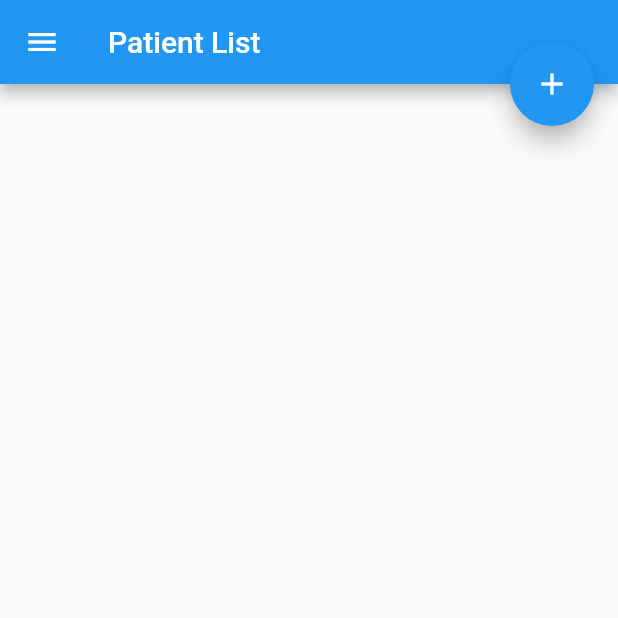
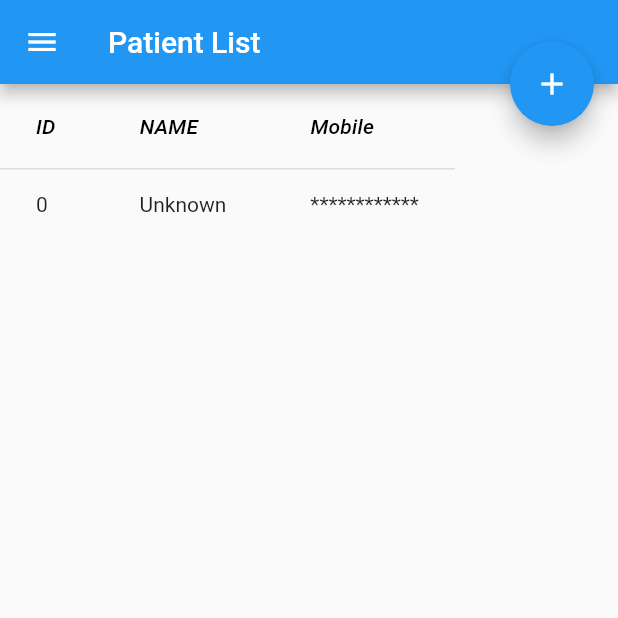
Before and after one commit to Mdshaffat/Dot_plus_Flutter, a Flutter app: the screen it shows after launch, on a phone screen of 412 x 824 dp, the top half of it. Run offline on Flutter 3.47's test engine with Material 2 defaults, Android fonts, the phone set to English and light mode, and no system bars; our stand-ins replace google_fonts, shared_preferences; network calls fail.

Commit message:
PatientList Added

```diff
--- a/lib/Models/patient.dart
+++ b/lib/Models/patient.dart
@@ -0,0 +1,177 @@
+import 'dart:convert';
+
+Paginations paginationsFromJson(String str) =>
+    Paginations.fromJson(json.decode(str));
+
+String paginationsToJson(Paginations data) => json.encode(data.toJson());
+
+class Paginations {
+  Paginations({
+    required this.pageIndex,
+    required this.pageSize,
+    required this.count,
+    required this.data,
+  });
+
+  int pageIndex;
+  int pageSize;
+  int count;
+  List<Patient> data;
+
+  factory Paginations.fromJson(Map<String, dynamic> json) => Paginations(
+        pageIndex: json["pageIndex"],
+        pageSize: json["pageSize"],
+        count: json["count"],
+
+        data: List<Patient>.from(json["data"].map((x) => Patient.fromJson(x))),
+        // data: List<List<Patient>>.from(json["data"]
+        //     .map((x) => List<Patient>.from(x.map((x) => Patient.fromJson(x))))),
+      );
+
+  Map<String, dynamic> toJson() => {
+        "pageIndex": pageIndex,
+        "pageSize": pageSize,
+        "count": count,
+        "data": List<dynamic>.from(data.map((x) => x.toJson())),
+      };
+}
+
+class Patient {
+  Patient({
+    required this.id,
+    required this.hospitalId,
+    required this.hospitalName,
+    required this.firstName,
+    required this.lastName,
+    required this.doB,
+    required this.mobileNumber,
+    required this.gender,
+    required this.maritalStatus,
+    required this.primaryMember,
+    required this.membershipRegistrationNumber,
+    required this.address,
+    required this.divisionId,
+    required this.division,
+    required this.upazilaId,
+    required this.upazila,
+    required this.districtId,
+    required this.district,
+    required this.nid,
+    required this.bloodGroup,
+    required this.branchId,
+    required this.branchName,
+    required this.isActive,
+    required this.note,
+    required this.covidvaccine,
+    required this.vaccineBrand,
+    required this.vaccineDose,
+    required this.createdOn,
+    required this.createdBy,
+    required this.updatedOn,
+    required this.updatedBy,
+    required this.userName,
+  });
+
+  int id;
+  int? hospitalId;
+  String? hospitalName;
+  String? firstName;
+  String? lastName;
+  DateTime? doB;
+  String? mobileNumber;
+  String? gender;
+  String? maritalStatus;
+  bool? primaryMember;
+  String? membershipRegistrationNumber;
+  String? address;
+  int? divisionId;
+  String? division;
+  int? upazilaId;
+  String upazila;
+  int? districtId;
+  String? district;
+  String? nid;
+  String? bloodGroup;
+  int? branchId;
+  String? branchName;
+  bool isActive;
+  String? note;
+  String? covidvaccine;
+  String? vaccineBrand;
+  String? vaccineDose;
+  DateTime? createdOn;
+  String? createdBy;
+  DateTime? updatedOn;
+  String? updatedBy;
+  String? userName;
+
+  factory Patient.fromJson(Map<String, dynamic> json) => Patient(
+        id: json["id"],
+        hospitalId: json["hospitalId"],
+        hospitalName: json["hospitalName"],
+        firstName: json["firstName"],
+        lastName: json["lastName"],
+        doB: DateTime.parse(json["doB"]),
+        mobileNumber: json["mobileNumber"],
+        gender: json["gender"],
+        maritalStatus: json["maritalStatus"],
+        primaryMember: json["primaryMember"],
+        membershipRegistrationNumber: json["membershipRegistrationNumber"],
+        address: json["address"],
+        divisionId: json["divisionId"],
+        division: json["division"],
+        upazilaId: json["upazilaId"],
+        upazila: json["upazila"],
+        districtId: json["districtId"],
+        district: json["district"],
+        nid: json["nid"],
+        bloodGroup: json["bloodGroup"],
+        branchId: json["branchId"],
+        branchName: json["branchName"],
+        isActive: json["isActive"],
+        note: json["note"],
+        covidvaccine: json["covidvaccine"],
+        vaccineBrand: json["vaccineBrand"],
+        vaccineDose: json["vaccineDose"],
+        createdOn: DateTime.parse(json["createdOn"]),
+        createdBy: json["createdBy"],
+        updatedOn: DateTime.parse(json["updatedOn"]),
+        updatedBy: json["updatedBy"],
+        userName: json["userName"],
+      );
+
+  Map<String, dynamic> toJson() => {
+        "id": id,
+        "hospitalId": hospitalId,
+        "hospitalName": hospitalName,
+        "firstName": firstName,
+        "lastName": lastName,
+        "doB": doB,
+        "mobileNumber": mobileNumber,
+        "gender": gender,
+        "maritalStatus": maritalStatus,
+        "primaryMember": primaryMember,
+        "membershipRegistrationNumber": membershipRegistrationNumber,
+        "address": address,
+        "divisionId": divisionId,
+        "division": division,
+        "upazilaId": upazilaId,
+        "upazila": upazila,
+        "districtId": districtId,
+        "district": district,
+        "nid": nid,
+        "bloodGroup": bloodGroup,
+        "branchId": branchId,
+        "branchName": branchName,
+        "isActive": isActive,
+        "note": note,
+        "covidvaccine": covidvaccine,
+        "vaccineBrand": vaccineBrand,
+        "vaccineDose": vaccineDose,
+        "createdOn": createdOn,
+        "createdBy": createdBy,
+        "updatedOn": updatedOn,
+        "updatedBy": updatedBy,
+        "userName": userName,
+      };
+}
--- a/lib/pages/patientPages/patientList.dart
+++ b/lib/pages/patientPages/patientList.dart
@@ -1,9 +1,30 @@
+import 'dart:convert';
+
 import 'package:flutter/material.dart';
+import 'package:hospital_app/API/api.dart';
+import 'package:hospital_app/Models/patient.dart';
+import 'package:http/http.dart' as http;
 
 import '../../utils/app_drawer.dart';
 
-class PatientList extends StatelessWidget {
+class PatientList extends StatefulWidget {
   const PatientList({Key? key}) : super(key: key);
+
+  @override
+  State<PatientList> createState() => _PatientListState();
+}
+
+class _PatientListState extends State<PatientList> {
+  Paginations? paginations;
+  List<String> str = [];
+
+  @override
+  void initState() {
+    // TODO: implement initState
+    super.initState();
+    loadPatient();
+    setState(() {});
+  }
 
   @override
   Widget build(BuildContext context) {
@@ -21,7 +42,70 @@ class PatientList extends StatelessWidget {
       ),
       floatingActionButtonLocation: FloatingActionButtonLocation.endTop,
       drawer: AppDrawer(),
-      body: Center(),
+      body: SingleChildScrollView(
+          child: DataTable(
+              columns: const <DataColumn>[
+            DataColumn(
+              label: Text(
+                'ID',
+                style: TextStyle(fontStyle: FontStyle.italic),
+              ),
+            ),
+            DataColumn(
+              label: Text(
+                'NAME',
+                style: TextStyle(fontStyle: FontStyle.italic),
+              ),
+            ),
+            DataColumn(
+              label: Text(
+                'Mobile',
+                style: TextStyle(fontStyle: FontStyle.italic),
+              ),
+            ),
+          ],
+              rows: paginations != null
+                  ? paginations!.data
+                      .map(
+                        (e) => DataRow(
+                          cells: <DataCell>[
+                            DataCell(Text(e.id.toString())),
+                            DataCell(Text(e.firstName.toString() +
+                                " " +
+                                e.lastName.toString())),
+                            DataCell(Text(e.mobileNumber.toString())),
+                          ],
+                        ),
+                      )
+                      .toList()
+                  : <DataRow>[
+                      const DataRow(
+                        cells: <DataCell>[
+                          DataCell(Text('0')),
+                          DataCell(Text('Unknown')),
+                          DataCell(Text('************')),
+                        ],
+                      ),
+                    ])),
     );
   }
+
+  loadPatient() async {
+    Paginations? pagination;
+    final response = await http.get(Uri.parse(PATIENTURI));
+
+    if (response.statusCode == 200) {
+      var jsonresponse = jsonDecode(response.body);
+      // print(jsonresponse);
+      if (jsonresponse != null) {
+        pagination = Paginations.fromJson(jsonresponse);
+        paginations = pagination;
+        setState(() {});
+      }
+    } else {
+      // If the server did not return a 200 OK response,
+      // then throw an exception.
+      throw Exception('Failed to load album');
+    }
+  }
 }
```
